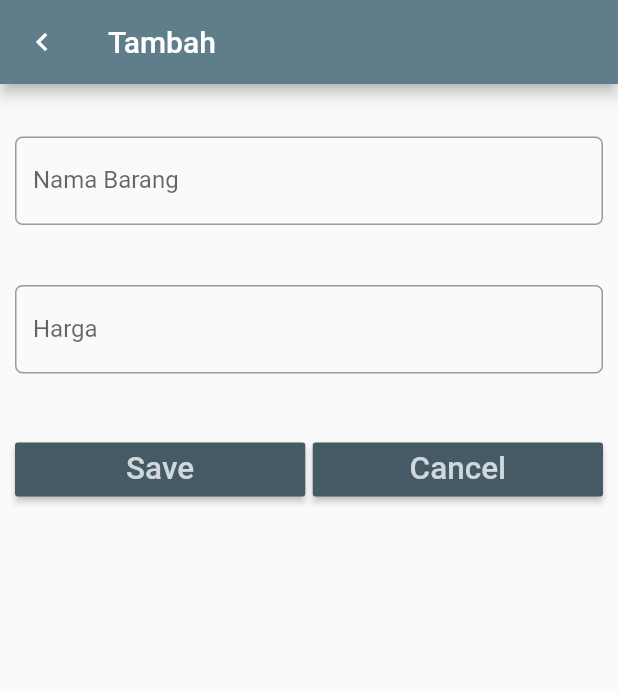
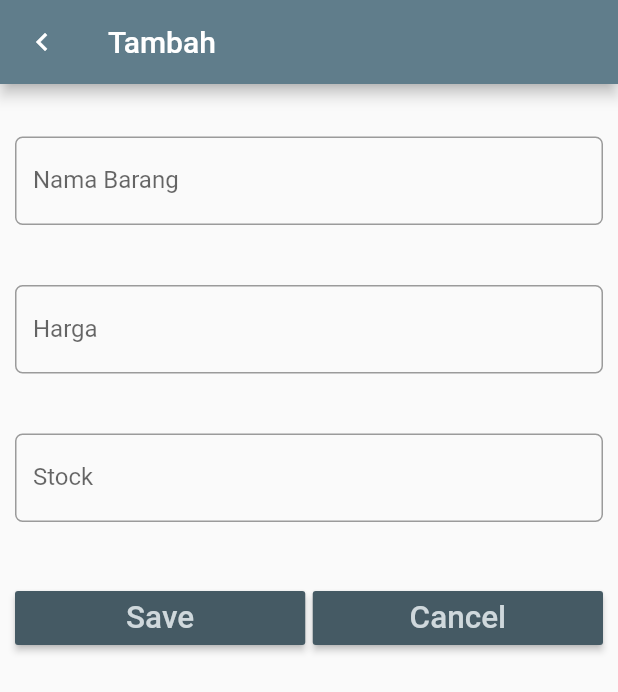
Before and after one commit to zaki0245/06-sqlite-flutter, a Flutter app: the screen it shows after launch, after a tap on "Tambah Item", on a phone screen of 412 x 824 dp. Shown: the top 692 px of the screen. Run offline on Flutter 3.47's test engine with Material 2 defaults, Android fonts, the phone set to English and light mode, and no system bars; our stand-ins replace sqflite; accounts and stored records are empty.

Commit message:
ID dan Stock

```diff
--- a/lib/dbhelper.dart
+++ b/lib/dbhelper.dart
@@ -15,7 +15,7 @@ class DbHelper {
   Future<Database> initDb() async {
     //untuk menentukan nama database dan lokasi yg dibuat
     Directory directory = await getApplicationDocumentsDirectory();
-    String path = directory.path + 'zaki.db';
+    String path = directory.path + 'zaki1.db';
 
     //create, read databases
     var itemDatabase = openDatabase(path, version: 4, onCreate: _createDb);
@@ -30,7 +30,8 @@ class DbHelper {
  CREATE TABLE item (
  id INTEGER PRIMARY KEY AUTOINCREMENT,
  name TEXT,
- price INTEGER
+ price INTEGER,
+ stock INTEGER
  )
  ''');
   }
--- a/lib/entryform.dart
+++ b/lib/entryform.dart
@@ -18,12 +18,14 @@ class EntryFormState extends State<EntryForm> {
   EntryFormState(this.item);
   TextEditingController nameController = TextEditingController();
   TextEditingController priceController = TextEditingController();
+  TextEditingController stockController = TextEditingController();
   @override
   Widget build(BuildContext context) {
     //kondisi
     if (item != null) {
       nameController.text = item.name;
       priceController.text = item.price.toString();
+      stockController.text = item.stock.toString();
     }
     //rubah
     return Scaffold(
@@ -69,6 +71,22 @@ class EntryFormState extends State<EntryForm> {
                   },
                 ),
               ),
+              Padding(
+                padding: EdgeInsets.only(top: 20.0, bottom: 20.0),
+                child: TextField(
+                  controller: stockController,
+                  keyboardType: TextInputType.number,
+                  decoration: InputDecoration(
+                    labelText: 'Stock',
+                    border: OutlineInputBorder(
+                      borderRadius: BorderRadius.circular(5.0),
+                    ),
+                  ),
+                  onChanged: (value) {
+                    //
+                  },
+                ),
+              ),
               // tombol button
               Padding(
                 padding: EdgeInsets.only(top: 20.0, bottom: 20.0),
@@ -86,12 +104,15 @@ class EntryFormState extends State<EntryForm> {
                         onPressed: () {
                           if (item == null) {
                             // tambah data
-                            item = Item(nameController.text,
-                                int.parse(priceController.text));
+                            item = Item(
+                                nameController.text,
+                                int.parse(priceController.text),
+                                int.parse(stockController.text));
                           } else {
                             // ubah data
                             item.name = nameController.text;
                             item.price = int.parse(priceController.text);
+                            item.stock = int.parse(stockController.text);
                           }
                           // kembali ke layar sebelumnya dengan membawa objek item
                           Navigator.pop(context, item);
--- a/lib/home.dart
+++ b/lib/home.dart
@@ -79,7 +79,12 @@ class HomeState extends State<Home> {
               itemList[index].name,
               style: textStyle,
             ),
-            subtitle: Text(this.itemList[index].price.toString()),
+            subtitle: Text("ID : " +
+                this.itemList[index].id.toString() +
+                " || Harga : " +
+                this.itemList[index].price.toString() +
+                " || Stock : " +
+                this.itemList[index].stock.toString()),
             trailing: GestureDetector(
               child: Icon(Icons.delete),
               onTap: () async {
--- a/lib/item.dart
+++ b/lib/item.dart
@@ -6,18 +6,28 @@ class Item {
   int _id;
   String _name;
   int _price;
+  int _stock;
+  get stock => this._stock;
+
+  set stock(value) => this._stock = value;
+
   int get id => _id;
+
   String get name => this._name;
+
   set name(String value) => this._name = value;
+
   get price => this._price;
+
   set price(value) => this._price = value;
 // konstruktor versi 1
-  Item(this._name, this._price);
+  Item(this._name, this._price, this._stock);
 // konstruktor versi 2: konversi dari Map ke Item
   Item.fromMap(Map<String, dynamic> map) {
     this._id = map['id'];
     this._name = map['name'];
     this._price = map['price'];
+    this._stock = map['stock'];
   }
   // konversi dari Item ke Map
   Map<String, dynamic> toMap() {
@@ -25,6 +35,7 @@ class Item {
     map['id'] = this._id;
     map['name'] = name;
     map['price'] = price;
+    map['stock'] = stock;
     return map;
   }
 }
```
